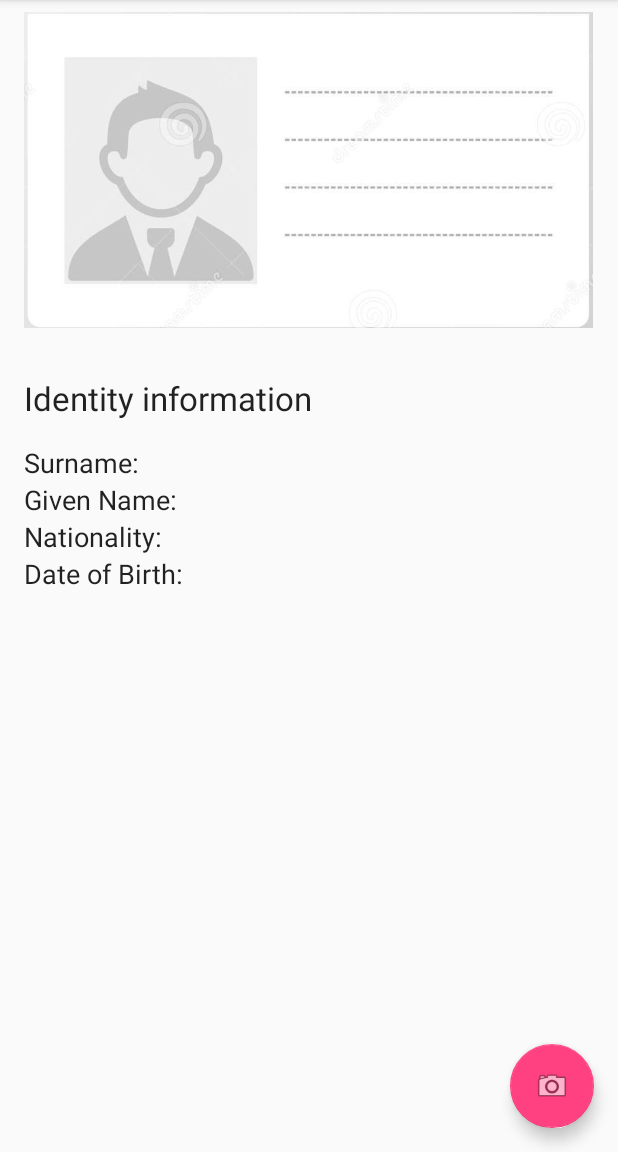
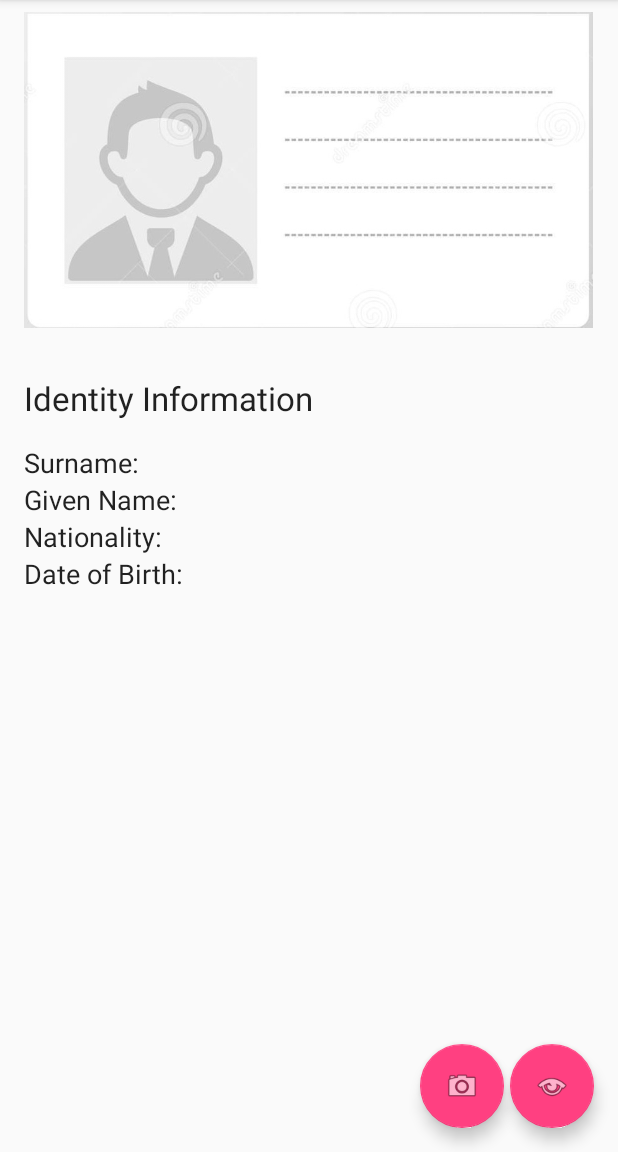
Before and after one commit to steffueue/IDscan, an Android app: the screen it shows after launch (OpenPhotoActivity), on a phone screen of 412 x 824 dp, the part 84-1236 px from its top. Run offline under Robolectric (Android 15) with nearby library versions, the light colour scheme and no system bars.

Commit message:
Added confirmation text

```diff
--- a/app/src/main/res/layout/activity_open_photo.xml
+++ b/app/src/main/res/layout/activity_open_photo.xml
@@ -29,7 +29,16 @@
             android:layout_width="wrap_content"
             android:layout_height="wrap_content"
             android:layout_gravity="bottom|end"
-            android:layout_margin="@dimen/fab_margin"
+            android:layout_marginBottom="@dimen/fab_margin"
+            android:layout_marginRight="76dp"
             android:src="@android:drawable/ic_menu_camera"/>
 
+    <android.support.design.widget.FloatingActionButton
+            android:id="@+id/fab2"
+            android:layout_width="wrap_content"
+            android:layout_height="wrap_content"
+            android:layout_gravity="bottom|end"
+            android:layout_margin="@dimen/fab_margin"
+            android:src="@android:drawable/ic_menu_view"/>
+
 </android.support.design.widget.CoordinatorLayout>
--- a/app/src/main/res/layout/content_open_photo.xml
+++ b/app/src/main/res/layout/content_open_photo.xml
@@ -20,7 +20,7 @@
                        android:adjustViewBounds="true"
                        android:scaleType="fitStart"/>
             <LinearLayout android:layout_width="match_parent" android:layout_height="wrap_content" android:orientation="vertical" android:layout_marginTop="32dp">
-                <TextView android:layout_width="wrap_content" android:layout_height="wrap_content" android:text="Identity information" style="@android:style/TextAppearance.Large"/>
+                <TextView android:layout_width="wrap_content" android:layout_height="wrap_content" android:text="Identity Information" style="@android:style/TextAppearance.Large"/>
                 <LinearLayout android:layout_width="match_parent" android:layout_height="wrap_content" android:orientation="horizontal" android:layout_marginTop="16dp">
                     <TextView android:layout_width="wrap_content" android:layout_height="wrap_content" android:text="Surname:" android:width="128dp" style="@android:style/TextAppearance.Medium"/>
                     <TextView android:layout_width="wrap_content" android:layout_height="wrap_content" android:id="@+id/text_surname" style="@android:style/TextAppearance.Medium"/>
@@ -37,6 +37,7 @@
                     <TextView android:layout_width="wrap_content" android:layout_height="wrap_content" android:text="Date of Birth:" android:width="128dp" style="@android:style/TextAppearance.Medium"/>
                     <TextView android:layout_width="wrap_content" android:layout_height="wrap_content" android:id="@+id/text_dateofbirth" style="@android:style/TextAppearance.Medium"/>
                 </LinearLayout>
+                <TextView android:layout_width="wrap_content" android:layout_height="wrap_content" android:id="@+id/text_confirmation" style="@android:style/TextAppearance.Medium"/>
             </LinearLayout>
         </LinearLayout>
     </ScrollView>
```
Also changed, not shown: app/src/main/java/ch/hackzurich/idscan/OpenPhotoActivity.java (+74 -2 lines).
